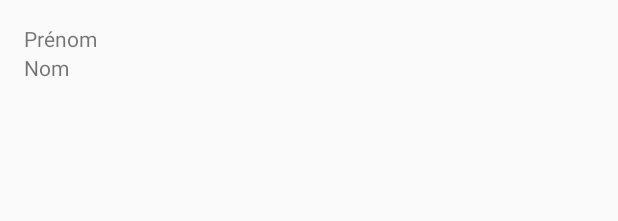
After one commit to orestesrequena/00-week6-Android2, an Android app: the layout fragment_meteo.xml on its own in the app's theme, with its tools: preview values and no code run, on a phone screen of 412 x 824 dp. The commit adds this screen. Shown: the top 221 px of the screen. Run offline under Robolectric (Android 15) with nearby library versions, the phone set to English and light mode, and no system bars.

Commit message:
2 fragments added, test to pass variables in meteoFragment

```diff
--- a/app/build.gradle
+++ b/app/build.gradle
@@ -23,6 +23,7 @@ dependencies {
     implementation 'com.android.support:appcompat-v7:28.0.0'
     implementation 'com.android.support:design:28.0.0'
     implementation 'com.android.support.constraint:constraint-layout:1.1.3'
+    implementation 'com.android.support:support-v4:28.0.0'
     testImplementation 'junit:junit:4.12'
     androidTestImplementation 'com.android.support.test:runner:1.0.2'
     androidTestImplementation 'com.android.support.test.espresso:espresso-core:3.0.2'
--- a/app/src/main/res/layout/app_bar_main.xml
+++ b/app/src/main/res/layout/app_bar_main.xml
@@ -20,7 +20,11 @@
 
     </android.support.design.widget.AppBarLayout>
 
-    <include layout="@layout/content_main" />
+    <FrameLayout
+        android:id="@+id/containerFragment"
+        android:layout_width="match_parent"
+        android:layout_height="match_parent"
+        android:layout_marginTop="?attr/actionBarSize"/>
 
     <android.support.design.widget.FloatingActionButton
         android:id="@+id/fab"
--- a/app/src/main/res/layout/content_main.xml
+++ b/app/src/main/res/layout/content_main.xml
@@ -11,7 +11,7 @@
     <TextView
         android:layout_width="wrap_content"
         android:layout_height="wrap_content"
-        android:text="Hello World!"
+        android:text="Hello World! from main"
         app:layout_constraintBottom_toBottomOf="parent"
         app:layout_constraintLeft_toLeftOf="parent"
         app:layout_constraintRight_toRightOf="parent"
--- /dev/null
+++ b/app/src/main/res/layout/fragment_meteo.xml
@@ -0,0 +1,22 @@
+<?xml version="1.0" encoding="utf-8"?>
+<LinearLayout xmlns:android="http://schemas.android.com/apk/res/android"
+    android:orientation="vertical"
+    android:padding="16dp"
+    xmlns:tools="http://schemas.android.com/tools"
+    android:layout_width="match_parent"
+    android:layout_height="match_parent"
+    tools:context=".ui.meteo.MeteoFragment">
+
+    <!-- TODO: Update blank fragment layout -->
+    <TextView
+        android:id="@+id/textViewFirstName"
+        android:layout_width="wrap_content"
+        android:layout_height="wrap_content"
+        tools:text="Prénom" />
+    <TextView
+        android:id="@+id/textViewLastName"
+        android:layout_width="wrap_content"
+        android:layout_height="wrap_content"
+        tools:text="Nom" />
+
+</LinearLayout>
```
Also changed, not shown: app/src/main/java/com/example/fragment/MainActivity.java (+11 -12 lines), app/src/main/java/com/example/fragment/ui/meteo/MeteoFragment.java (added, +81 -0 lines), app/src/main/java/com/example/fragment/ui/temperature/TemperatureFragment.java (added, +30 -0 lines), app/src/main/res/layout/fragment_temperature.xml (added, +14 -0 lines), app/src/main/res/menu/activity_main_drawer.xml (+5 -27 lines), app/src/main/res/values/strings.xml (+10 -1 lines).
